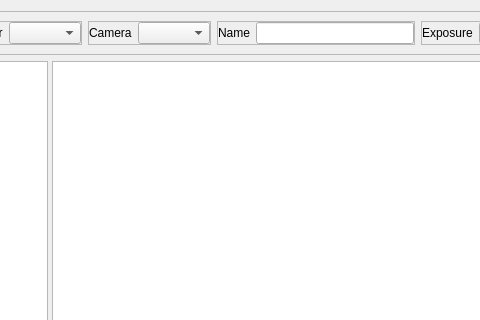
This is astrofilemanager/ui/SearchPanel.ui in bcolyn/PhotonFinder as Qt 5 draws it before an edit; both pictures show x 219 to 699 and y 0 to 320 of the 1143 by 767 pixel window. The edited form follows.
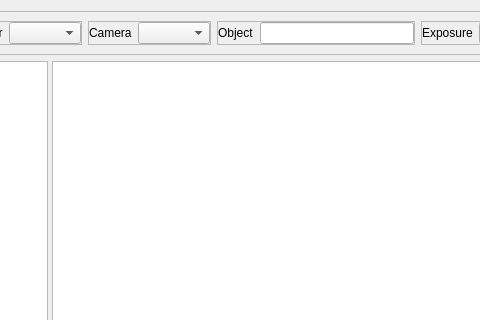
This is the edited form.

Commit message: add right click menu and fix the object_name filtering

Patch:
```diff
--- a/astrofilemanager/ui/SearchPanel.ui
+++ b/astrofilemanager/ui/SearchPanel.ui
@@ -162,7 +162,7 @@
          <item>
           <widget class="QLabel" name="label_name">
            <property name="text">
-            <string>Name</string>
+            <string>Object</string>
            </property>
           </widget>
          </item>
```
Left out of the diff: 9 changed lines with no effect on the pictures. The commit also changes 3 other files.
